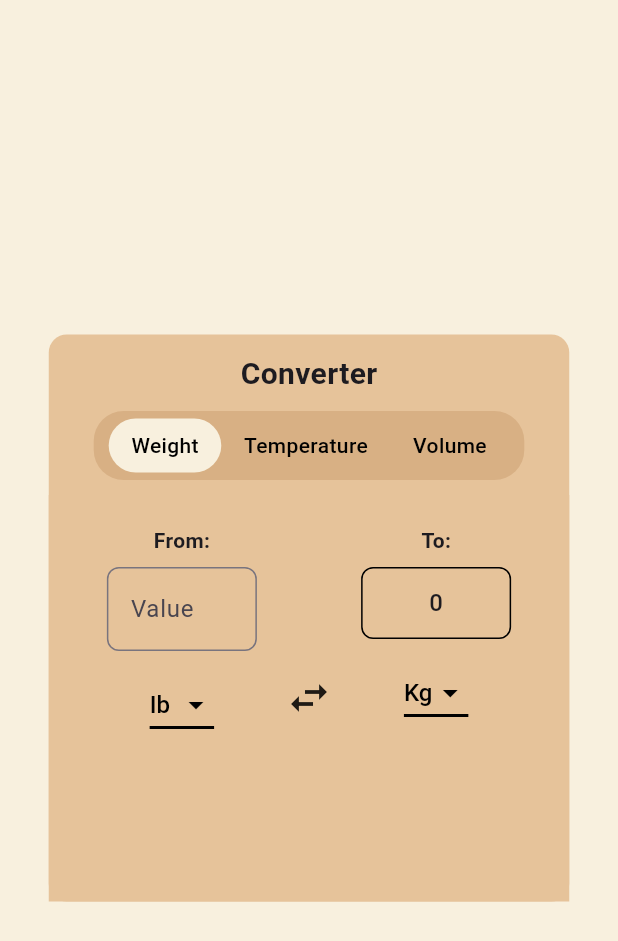
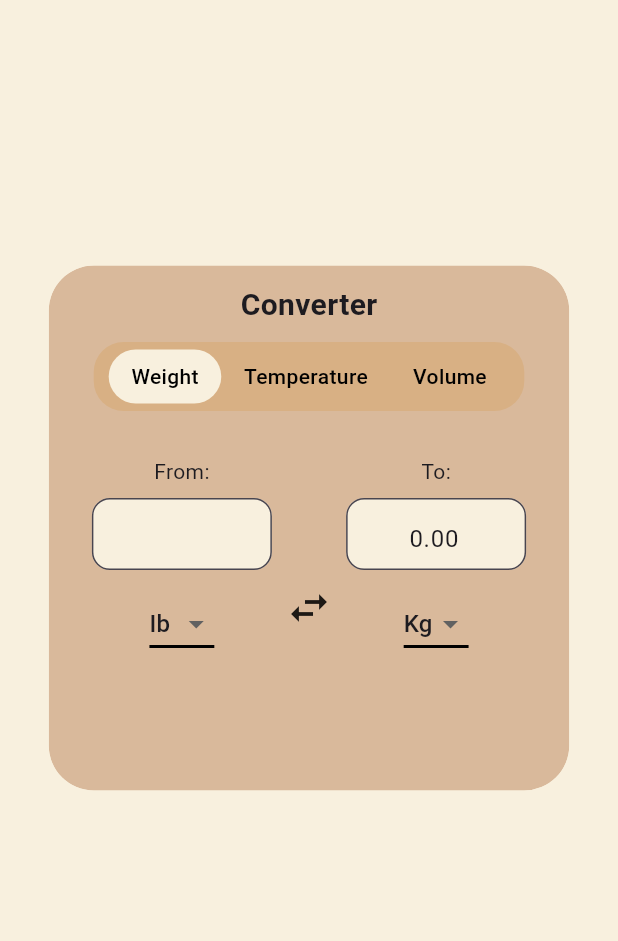
Before and after one commit to MthukaFernando/CookiMate-Implementation, a Flutter app: the ConverterPage screen opened directly, on a phone screen of 412 x 824 dp. Shown: the top 941 px of the screen. Run offline on Flutter 3.47's test engine with Material 3 defaults, Android fonts, the phone set to English and light mode, and no system bars.

Commit message:
made styling changes to make the converter page and the timer page match each other

```diff
--- a/frontend/lib/screens/tools/converter_page.dart
+++ b/frontend/lib/screens/tools/converter_page.dart
@@ -8,8 +8,6 @@ class ConverterPage extends StatefulWidget {
 }
 
 class _ConverterPageState extends State<ConverterPage> {
-  // Tracks which converter is selected:
-  // 0 = Weight, 1 = Temperature, 2 = Volume
   int _selectedConverterIndex = 0;
 
   // ---------------- WEIGHT CONVERTER ----------------
@@ -56,7 +54,9 @@ class _ConverterPageState extends State<ConverterPage> {
               child: Text(
                 ['Weight', 'Temperature', 'Volume'][i],
                 style: const TextStyle(
-                    fontWeight: FontWeight.w500, color: Colors.black),
+                  fontWeight: FontWeight.w500,
+                  color: Colors.black,
+                ),
               ),
             ),
           );
@@ -81,63 +81,38 @@ class _ConverterPageState extends State<ConverterPage> {
     super.dispose();
   }
 
-  // ---------------- WEIGHT CONVERSION LOGIC ----------------
+  // ---------------- WEIGHT ----------------
   void _convertWeight() {
     double value = double.tryParse(_weightController.text) ?? 0;
-    double result = 0;
+    double result = value;
 
     if (_fromWeightUnit == 'Ib' && _toWeightUnit == 'Kg') {
       result = value * 0.453592;
     } else if (_fromWeightUnit == 'Kg' && _toWeightUnit == 'Ib') {
       result = value * 2.20462;
-    } else if (_fromWeightUnit == 'g' && _toWeightUnit == 'Kg') {
-      result = value / 1000;
-    } else if (_fromWeightUnit == 'Kg' && _toWeightUnit == 'g') {
-      result = value * 1000;
-    } else if (_fromWeightUnit == 'g' && _toWeightUnit == 'Ib') {
-      result = value * 0.00220462;
-    } else if (_fromWeightUnit == 'Ib' && _toWeightUnit == 'g') {
-      result = value * 453.592;
-    } else if (_fromWeightUnit == 'oz' && _toWeightUnit == 'g') {
-      result = value * 28.3495;
-    } else if (_fromWeightUnit == 'g' && _toWeightUnit == 'oz') {
-      result = value / 28.3495;
-    } else if (_fromWeightUnit == 'oz' && _toWeightUnit == 'Kg') {
-      result = value * 0.0283495;
-    } else if (_fromWeightUnit == 'Kg' && _toWeightUnit == 'oz') {
-      result = value / 0.0283495;
-    } else if (_fromWeightUnit == 'oz' && _toWeightUnit == 'Ib') {
-      result = value * 0.0625;
-    } else if (_fromWeightUnit == 'Ib' && _toWeightUnit == 'oz') {
-      result = value / 0.0625;
-    } else {
-      result = value; // Same unit
     }
 
     setState(() => _weightResult = result);
   }
 
-// ---------------- TEMPERATURE CONVERSION LOGIC ----------------
+  // ---------------- TEMPERATURE ----------------
   void _convertTemperature() {
     double value = double.tryParse(_tempController.text) ?? 0;
-    double result = 0;
+    double result = value;
 
     if (_fromTempUnit == '°C' && _toTempUnit == '°F') {
       result = (value * 9 / 5) + 32;
     } else if (_fromTempUnit == '°F' && _toTempUnit == '°C') {
       result = (value - 32) * 5 / 9;
-    } else {
-      result = value;
     }
 
     setState(() => _tempResult = result);
   }
 
-  // ---------------- VOLUME CONVERSION LOGIC ----------------
+  // ---------------- VOLUME ----------------
   void _convertVolume() {
     double value = double.tryParse(_volumeController.text) ?? 0;
 
-    // Conversion factors mapped to milliliters
     Map<String, double> toMl = {
       'Cup': 236.588,
       'ml': 1,
@@ -147,14 +122,13 @@ class _ConverterPageState extends State<ConverterPage> {
       'pint': 473.176,
     };
 
-    // Convert from selected unit -> ml -> target unit
     double valueInMl = value * toMl[_fromVolumeUnit]!;
     double result = valueInMl / toMl[_toVolumeUnit]!;
 
     setState(() => _volumeResult = result);
   }
 
-    // ---------------- DROPDOWN UNIT SELECTOR ----------------
+  // ---------------- UNIT SELECTOR ----------------
   Widget _buildUnitSelector(
     List<String> units,
     String selectedUnit,
@@ -165,43 +139,16 @@ class _ConverterPageState extends State<ConverterPage> {
       items: units.map((unit) {
         return DropdownMenuItem(
           value: unit,
-          child: Text(
-            unit,
-            style: const TextStyle(fontSize: 16, fontWeight: FontWeight.w500),
-          ),
+          child: Text(unit),
         );
       }).toList(),
       onChanged: (value) => onChanged(value!),
       dropdownColor: const Color(0xFFF8F0DE),
-      style: const TextStyle(color: Colors.black),
-      icon: const Icon(Icons.arrow_drop_down, color: Colors.black),
       underline: Container(height: 2, color: Colors.black),
     );
   }
 
-    // ---------------- NUMBER FORMATTING ----------------
-  // Rounds values to 2 decimal places for display only
-  String _formatNumber(double value) {
-    if (value == 0) return '0';
-
-    // Check if value is effectively an integer
-    if (value.abs() - value.abs().truncate() < 0.000001) {
-      return value.truncate().toString();
-    }
-
-    // Display up to 2 decimal places
-    String result = value.toStringAsFixed(2);
-
-    // Remove trailing zeros (e.g. 2.00 -> 2, 2.50 -> 2.5)
-    while (result.contains('.') &&
-        (result.endsWith('0') || result.endsWith('.'))) {
-      result = result.substring(0, result.length - 1);
-    }
-
-    return result;
-  }
-
-  // Shared layout for all converter types
+  // ---------------- SHARED LAYOUT ----------------
   Widget _buildConverterLayout(
     TextEditingController controller,
     String fromUnit,
@@ -212,31 +159,27 @@ class _ConverterPageState extends State<ConverterPage> {
     Function(String) onTo,
   ) {
     return Container(
-      color: const Color(0xFFE6C39A),
       padding: const EdgeInsets.all(20),
       child: Row(
         mainAxisAlignment: MainAxisAlignment.spaceEvenly,
         children: [
           Column(
             children: [
-              const Text(
-                'From:',
-                style: TextStyle(fontWeight: FontWeight.w600),
-              ),
+              const Text('From:'),
               const SizedBox(height: 8),
               SizedBox(
-                width: 100,
+                width: 120, // same width for both fields
+                height: 48, // same height
                 child: TextField(
                   controller: controller,
                   textAlign: TextAlign.center,
-                  keyboardType: const TextInputType.numberWithOptions(
-                    decimal: true,
-                  ),
+                  keyboardType:
+                      const TextInputType.numberWithOptions(decimal: true),
                   decoration: InputDecoration(
-                    labelText: 'Value',
-                    floatingLabelBehavior: FloatingLabelBehavior.never,
+                    fillColor: const Color(0xFFF8F0DE),
+                    filled: true,
                     border: OutlineInputBorder(
-                      borderRadius: BorderRadius.circular(8),
+                      borderRadius: BorderRadius.circular(12),
                     ),
                   ),
                 ),
@@ -248,21 +191,22 @@ class _ConverterPageState extends State<ConverterPage> {
           const Icon(Icons.swap_horiz, size: 32),
           Column(
             children: [
-              const Text('To:', style: TextStyle(fontWeight: FontWeight.w600)),
+              const Text('To:'),
               const SizedBox(height: 8),
-              Container(
-                width: 100,
-                height: 48,
-                alignment: Alignment.center,
-                decoration: BoxDecoration(
-                  border: Border.all(color: Colors.black),
-                  borderRadius: BorderRadius.circular(8),
+              SizedBox(
+                width: 120, // same width
+                height: 48, // same height
+                child: TextField(
+                  controller: TextEditingController(
+                      text: result.toStringAsFixed(2)), // shows result
+                  readOnly: true,
+                  textAlign: TextAlign.center,
+                  decoration: InputDecoration(
+                    fillColor: const Color(0xFFF8F0DE),
+                    filled: true,
+                    border: OutlineInputBorder(
+                      borderRadius: BorderRadius.circular(12),
                     ),
-                child: Text(
-                  _formatNumber(result),
-                  style: const TextStyle(
-                    fontSize: 16,
-                    fontWeight: FontWeight.w500,
                   ),
                 ),
               ),
@@ -275,13 +219,12 @@ class _ConverterPageState extends State<ConverterPage> {
     );
   }
 
-  // ---------------- INDIVIDUAL CONVERTERS ----------------
   Widget _buildWeightConverter() => _buildConverterLayout(
         _weightController,
         _fromWeightUnit,
         _toWeightUnit,
         _weightResult,
-    ['Ib', 'Kg', 'g', 'oz'],
+        ['Ib', 'Kg'],
         (v) => setState(() => _fromWeightUnit = v),
         (v) => setState(() => _toWeightUnit = v),
       );
@@ -306,27 +249,32 @@ class _ConverterPageState extends State<ConverterPage> {
         (v) => setState(() => _toVolumeUnit = v),
       );
 
-
   @override
   Widget build(BuildContext context) {
     return Scaffold(
       backgroundColor: const Color(0xFFF8F0DE),
       body: SafeArea(
         child: Center(
+          child: Transform.translate(
+            offset: const Offset(0, -60),
+            child: ClipRRect(
+              borderRadius: BorderRadius.circular(30),
               child: Container(
                 width: 347,
-            height: 378,
+                height: 350,
                 decoration: BoxDecoration(
-              color: const Color(0xFFE6C39A),
-              borderRadius: BorderRadius.circular(12),
+                  color: const Color(0xFFD9B99B),
+                  borderRadius: BorderRadius.circular(30),
                 ),
                 child: Column(
                   children: [
                     const SizedBox(height: 12),
                     const Text(
                       'Converter',
-                  style:
-                      TextStyle(fontSize: 20, fontWeight: FontWeight.bold),
+                      style: TextStyle(
+                        fontSize: 20,
+                        fontWeight: FontWeight.bold,
+                      ),
                     ),
                     _buildConverterSelector(),
                     Expanded(
@@ -341,6 +289,8 @@ class _ConverterPageState extends State<ConverterPage> {
               ),
             ),
           ),
+        ),
+      ),
     );
   }
 }
--- a/frontend/lib/screens/tools/timer_page.dart
+++ b/frontend/lib/screens/tools/timer_page.dart
@@ -77,7 +77,7 @@ class _TimerPageState extends State<TimerPage> {
         padding: const EdgeInsets.symmetric(horizontal: 20.0),
         child: Column(
           children: [
-            const SizedBox(height: 20),
+            const SizedBox(height: 53),
 
             // Main Timer Card
             Container(
```
Lines whose indentation alone changed are shown as unchanged.
